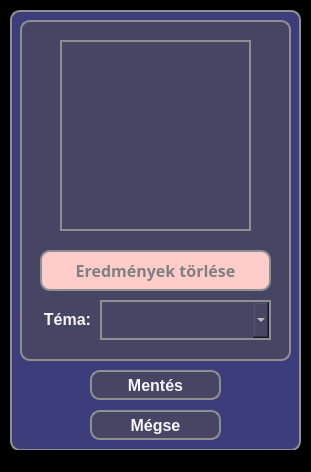
pkristof1999/Szakdolgozat, file src/main/resources/ui/yellow/yellowGuestSettingsWindow.ui: the form before one commit.
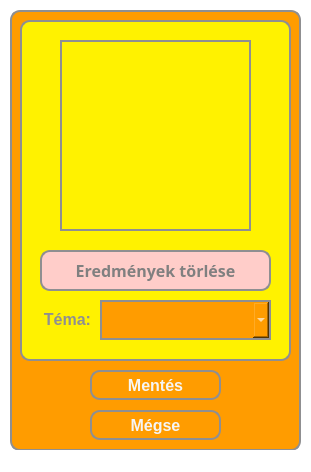
The form after the commit.

The edit to the form file:
```diff
--- a/src/main/resources/ui/yellow/yellowGuestSettingsWindow.ui
+++ b/src/main/resources/ui/yellow/yellowGuestSettingsWindow.ui
@@ -15,7 +15,7 @@
   </property>
   <property name="styleSheet">
    <string notr="true">* {
-	background-color: black;
+	background-color: white;
 }</string>
   </property>
   <widget class="QWidget" name="centralwidget">
@@ -30,7 +30,7 @@
     </property>
     <property name="styleSheet">
      <string notr="true">* {
-	background-color: #3d3d7b;
+	background-color: #FF9C00;
 	border: 2px solid #8f8f91;
 	border-radius: 10px;
 	color: white;
@@ -49,7 +49,7 @@
      </property>
      <property name="styleSheet">
       <string notr="true">* {
-	background-color: rgb(70, 70, 100);
+	background-color: #FF9C00;
 	border: 2px solid #8f8f91;
 	border-radius: 10px;
 	color: whitesmoke;
@@ -75,7 +75,7 @@
      </property>
      <property name="styleSheet">
       <string notr="true">* {
-	background-color: rgb(70, 70, 100);
+	background-color: #FF9C00;
 	border: 2px solid #8f8f91;
 	border-radius: 10px;
 	color: whitesmoke;
@@ -101,7 +101,7 @@
      </property>
      <property name="styleSheet">
       <string notr="true">* {
-	background-color: rgb(70, 70, 100);
+	background-color: #FFF200;
 	border: 2px solid #8f8f91;
 	border-radius: 10px;
 	color: white;
@@ -177,7 +177,7 @@
       </property>
       <property name="styleSheet">
        <string notr="true">* {
-	background-color: rgb(70, 70, 100);
+	background-color: #FF9C00;
 	border-radius: 0;
 }</string>
       </property>
@@ -208,7 +208,7 @@
       </property>
       <property name="styleSheet">
        <string notr="true">*{
-	color: whitesmoke;
+	color: #8f8f91;
 	border: none;
 }</string>
       </property>
```
Left out of the diff: 8 changed lines with no effect on the pictures.
